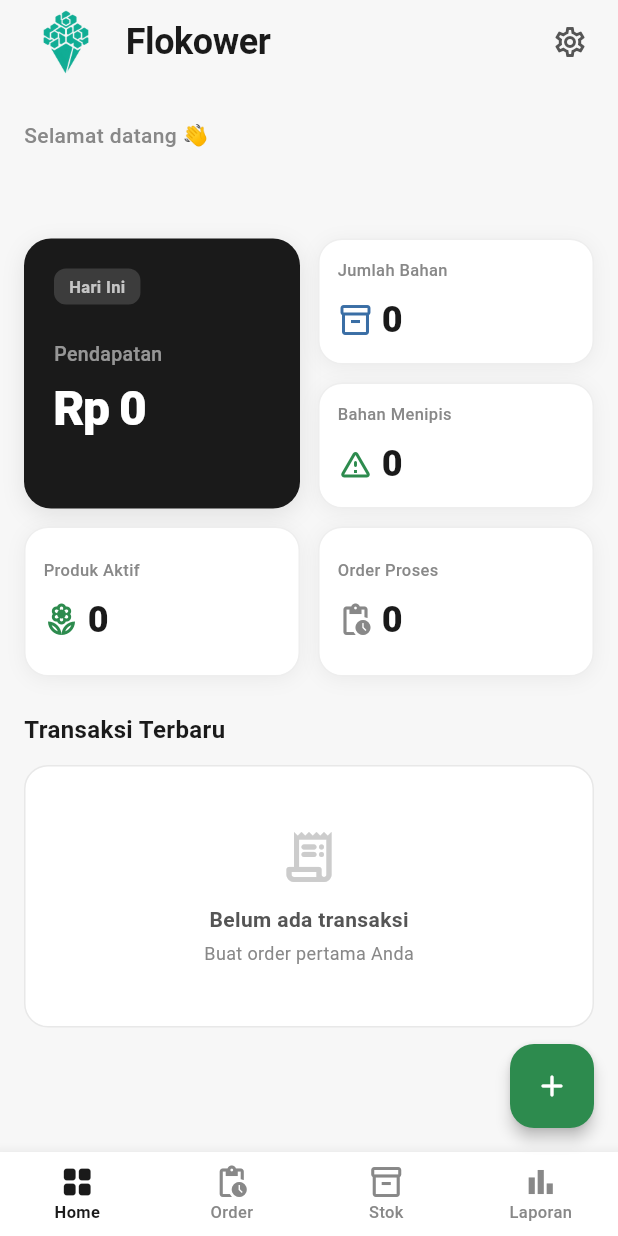
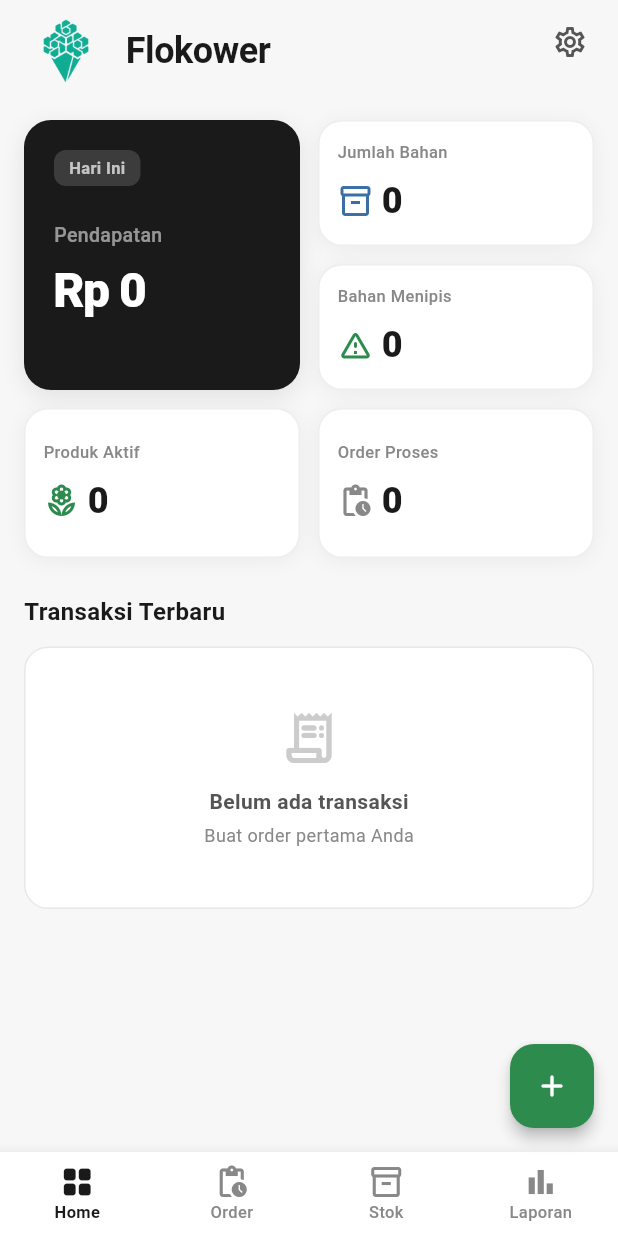
Before and after one commit to teranixbq/Flokower, a Flutter app: the screen it shows once a user with an empty profile is signed in, on a phone screen of 412 x 824 dp. Run offline on Flutter 3.47's test engine with Material 3 defaults, Android fonts, the phone set to English and light mode, and no system bars; our stand-ins replace cloud_firestore, firebase_auth, firebase_core, flutter_dotenv, flutter_riverpod, image_picker; accounts and stored records are empty.

Commit message:
fix: add proper top margin to AppBar header
- Remove greetings section (user doesn't want it)
- Remove FirebaseAuth import (no longer needed)
- Add Padding widget with 12px top margin to AppBar title
- This gives proper spacing above logo and title without greetings

```diff
--- a/lib/features/dashboard/presentation/screens/dashboard_screen.dart
+++ b/lib/features/dashboard/presentation/screens/dashboard_screen.dart
@@ -1,6 +1,5 @@
 import 'package:flutter/material.dart';
 import 'package:flutter_riverpod/flutter_riverpod.dart';
-import 'package:firebase_auth/firebase_auth.dart';
 import '../../../../shared/theme/flokower_theme.dart';
 import '../../../../shared/widgets/settings_button.dart';
 import '../../../inventory/presentation/providers/material_provider.dart';
@@ -15,7 +14,6 @@ class DashboardScreen extends ConsumerWidget {
     final materials = ref.watch(materialProvider);
     final products = ref.watch(productProvider);
     final transactions = ref.watch(transactionProvider);
-    final user = FirebaseAuth.instance.currentUser;
 
     /// Ambil URL gambar produk: pakai `productImageUrl` kalau ada,
     /// fallback ke lookup dari koleksi produk (untuk transaksi lama).
@@ -34,8 +32,10 @@ class DashboardScreen extends ConsumerWidget {
         backgroundColor: FlokowerTheme.offWhite,
         elevation: 0,
         surfaceTintColor: Colors.transparent,
-        title: Row(
-          children: [
+        title: Padding(
+          padding: const EdgeInsets.only(top: 12.0),
+          child: Row(
+            children: [
               ClipRRect(
                 borderRadius: BorderRadius.circular(12),
                 child: Image.asset(
@@ -49,6 +49,7 @@ class DashboardScreen extends ConsumerWidget {
               const Text('Flokower', style: TextStyle(fontSize: 24, fontWeight: FontWeight.w700)),
             ],
           ),
+        ),
         actions: const [SettingsButton()],
       ),
       body: RefreshIndicator(
@@ -64,18 +65,6 @@ class DashboardScreen extends ConsumerWidget {
           child: Column(
             crossAxisAlignment: CrossAxisAlignment.start,
             children: [
-              // ─── Greeting ───
-              Text(
-                'Selamat datang 👋',
-                style: TextStyle(fontSize: 14, color: FlokowerTheme.mediumGray, fontWeight: FontWeight.w500),
-              ),
-              const SizedBox(height: 4),
-              Text(
-                user?.displayName ?? 'Pengguna',
-                style: const TextStyle(fontSize: 22, fontWeight: FontWeight.w700, letterSpacing: -0.3, color: FlokowerTheme.black),
-              ),
-              const SizedBox(height: 24),
-
               // ─── Bento Grid Row 1: Revenue (60%) + 2 Stacked Cards (40%) ───
               SizedBox(
                 height: 180,
```
